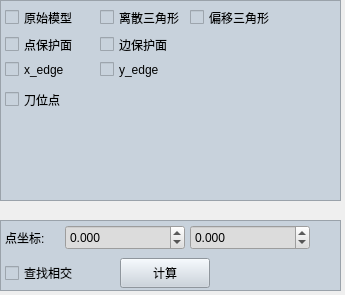
Above: CutterLocation/DebugTool/WidgetTool.ui from LV6699/OperateGeom before the change. Below: the same form after it.
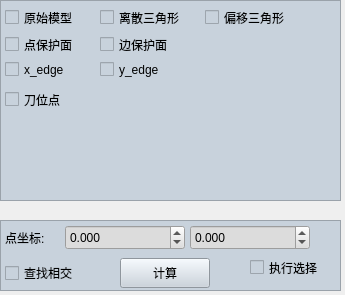
That is the form after the change.

Diff of the .ui file:
```diff
--- a/CutterLocation/DebugTool/WidgetTool.ui
+++ b/CutterLocation/DebugTool/WidgetTool.ui
@@ -86,9 +86,9 @@
    <widget class="QCheckBox" name="cheTrisCl">
     <property name="geometry">
      <rect>
-      <x>190</x>
+      <x>205</x>
       <y>5</y>
-      <width>87</width>
+      <width>101</width>
       <height>25</height>
      </rect>
     </property>
@@ -247,6 +247,19 @@
      <string>查找相交</string>
     </property>
    </widget>
+   <widget class="QCheckBox" name="cheExeSel">
+    <property name="geometry">
+     <rect>
+      <x>250</x>
+      <y>38</y>
+      <width>85</width>
+      <height>19</height>
+     </rect>
+    </property>
+    <property name="text">
+     <string>执行选择</string>
+    </property>
+   </widget>
   </widget>
  </widget>
  <resources/>
```
